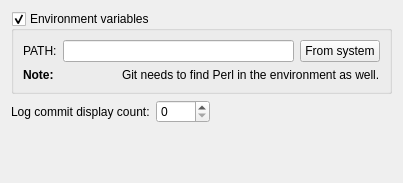
This is src/plugins/git/settingspage.ui in qt-creator/qt-creator as Qt 5 draws it before an edit. The edited form follows.
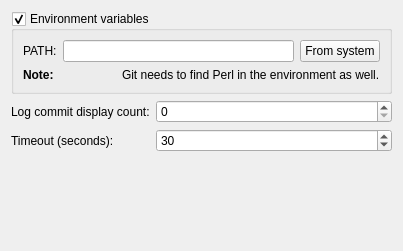
This is the edited form.

Commit message:
Fixes:    add timeout value to git plugin
RevBy:    tba
Details:  - as on windows some git commands take much longer it happens fairly often, that git timeouts.
          - added a timeout value to the option to let the user choose maximum timeout value (minimum is 10 seconds, maximum 5 minutes)

```diff
--- a/src/plugins/git/settingspage.ui
+++ b/src/plugins/git/settingspage.ui
@@ -7,7 +7,7 @@
     <x>0</x>
     <y>0</y>
     <width>403</width>
-    <height>183</height>
+    <height>251</height>
    </rect>
   </property>
   <property name="windowTitle">
@@ -69,10 +69,14 @@
     </widget>
    </item>
    <item>
-    <layout class="QFormLayout" name="logFormLayout">
-     <property name="fieldGrowthPolicy">
-      <enum>QFormLayout::ExpandingFieldsGrow</enum>
-     </property>
+    <layout class="QFormLayout" name="formLayout">
+     <item row="0" column="0">
+      <widget class="QLabel" name="logCountLabel">
+       <property name="text">
+        <string>Log commit display count:</string>
+       </property>
+      </widget>
+     </item>
      <item row="0" column="1">
       <widget class="QSpinBox" name="logCountSpinBox">
        <property name="toolTip">
@@ -83,10 +87,23 @@
        </property>
       </widget>
      </item>
-     <item row="0" column="0">
-      <widget class="QLabel" name="logCountLabel">
+     <item row="1" column="0">
+      <widget class="QLabel" name="timeoutLabel">
        <property name="text">
-        <string>Log commit display count:</string>
+        <string>Timeout (seconds):</string>
+       </property>
+      </widget>
+     </item>
+     <item row="1" column="1">
+      <widget class="QSpinBox" name="timeoutSpinBox">
+       <property name="minimum">
+        <number>10</number>
+       </property>
+       <property name="maximum">
+        <number>300</number>
+       </property>
+       <property name="value">
+        <number>30</number>
        </property>
       </widget>
      </item>
```
The commit also changes 6 other files.
